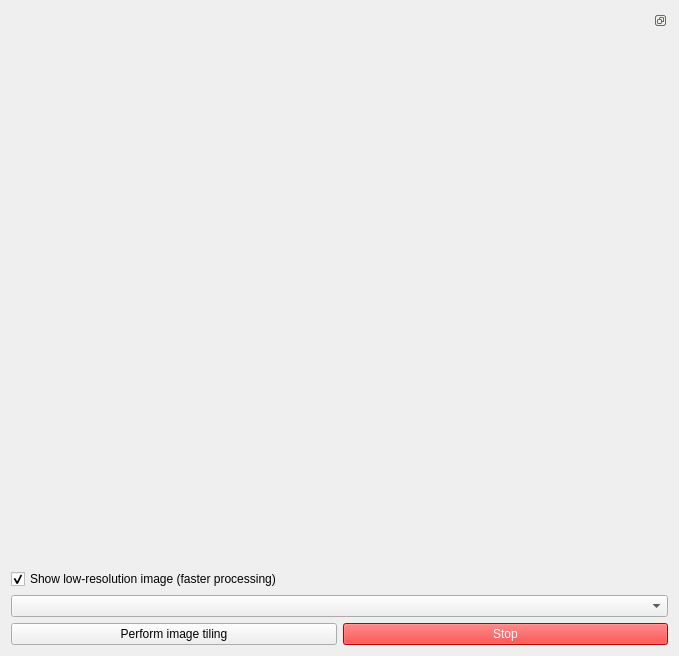
This is iris/resources/tiling_method.ui in The-Thomas-Lab-UCL/orm-iris as Qt 5 draws it before an edit. The edited form follows.
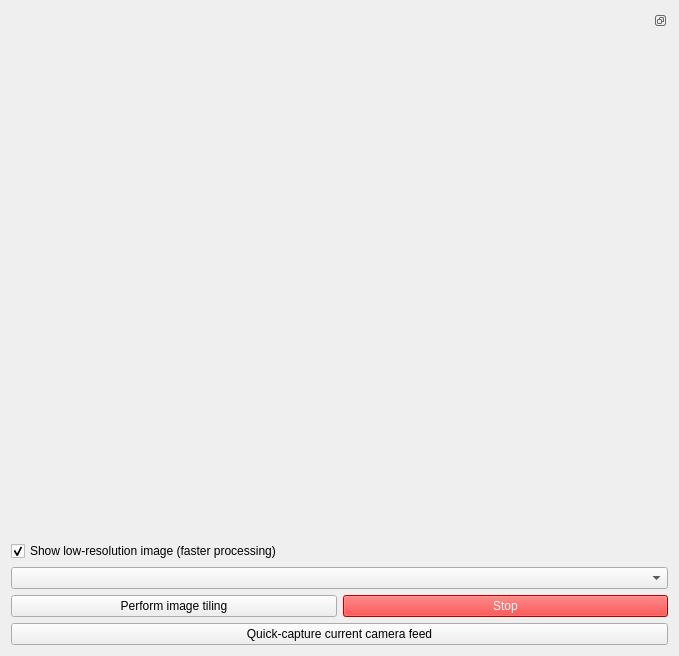
This is the edited form.

Commit message:
Added: exposure time metadata, quick capture
Added:
- The exposure time metadata is now stored in the meaimgunit (backwards compatible)
- A quick capture button that stores whatever is being shown in the live video feed as a meaimgunit

The edit to the form file:
```diff
--- a/iris/resources/tiling_method.ui
+++ b/iris/resources/tiling_method.ui
@@ -85,6 +85,13 @@
        </item>
       </layout>
      </item>
+     <item>
+      <widget class="QPushButton" name="btn_quickCapture">
+       <property name="text">
+        <string>Quick-capture current camera feed</string>
+       </property>
+      </widget>
+     </item>
     </layout>
    </item>
   </layout>
```
The commit also changes 4 other files.
